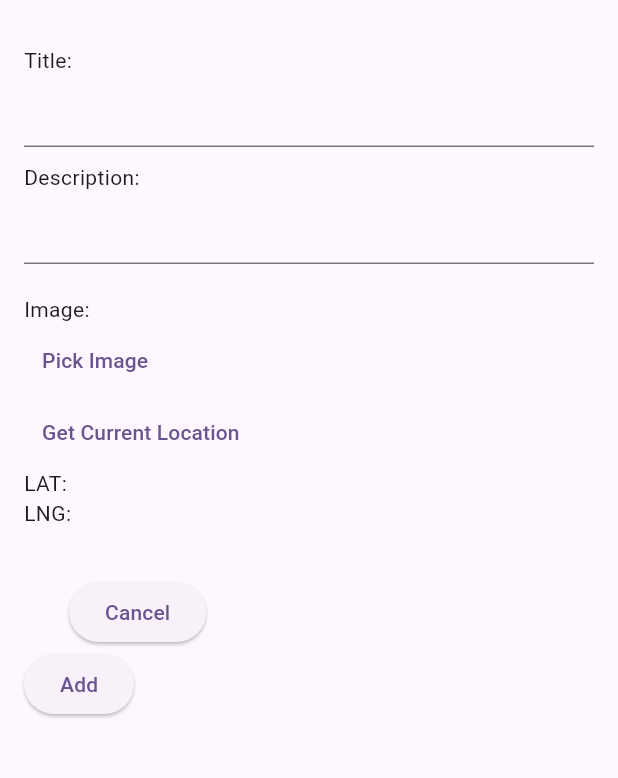
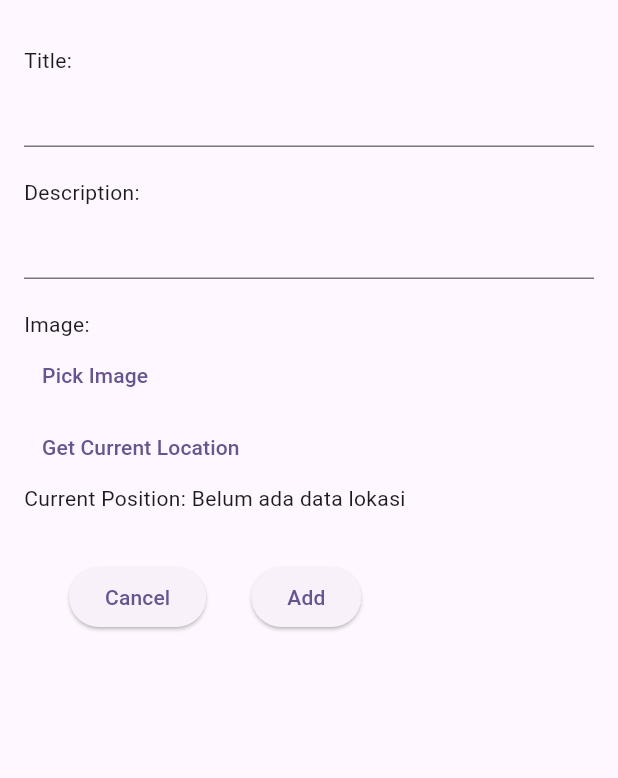
Before and after one commit to fariskyzaky/notes, a Flutter app: the screen it shows after launch, after a tap on the "add" icon, on a phone screen of 412 x 824 dp, the part 63-841 px from its top. Run offline on Flutter 3.47's test engine with Material 3 defaults, Android fonts, the phone set to English and light mode, and no system bars; our stand-ins replace cached_network_image, cloud_firestore, firebase_core, firebase_storage, geolocator, google_maps_flutter and 1 more; missing offline and left inert: flutter_config; accounts and stored records are empty.

Commit message:
PickImage for Web AND GoogleMaps

```diff
--- a/lib/main.dart
+++ b/lib/main.dart
@@ -1,5 +1,9 @@
+import 'dart:io';
+
 import 'package:firebase_core/firebase_core.dart';
+import 'package:flutter/foundation.dart';
 import 'package:flutter/material.dart';
+import 'package:flutter_config/flutter_config.dart';
 import 'package:notes/firebase_options.dart';
 import 'package:notes/screens/note_list_screen.dart';
 
@@ -8,6 +12,9 @@ void main() async {
   await Firebase.initializeApp(
     options: DefaultFirebaseOptions.currentPlatform,
   );
+  if (!kIsWeb && (Platform.isAndroid || Platform.isIOS)) {
+    await FlutterConfig.loadEnvVariables();
+  }
   runApp(const MyApp());
 }
 
--- a/lib/screens/note_edit_screen.dart
+++ b/lib/screens/note_edit_screen.dart
@@ -1,5 +1,6 @@
 import 'dart:io';
 
+import 'package:cached_network_image/cached_network_image.dart';
 import 'package:flutter/foundation.dart';
 import 'package:flutter/material.dart';
 import 'package:flutter/widgets.dart';
@@ -20,7 +21,9 @@ class NoteEditScreen extends StatefulWidget {
 class _NoteEditScreenState extends State<NoteEditScreen> {
   final TextEditingController _titleController = TextEditingController();
   final TextEditingController _descriptionController = TextEditingController();
-  File? _imageFile;
+  double? _latitude;
+  double? _longitude;
+  XFile? _imageFile;
   Position? _currentPosition;
 
   @override
@@ -29,15 +32,18 @@ class _NoteEditScreenState extends State<NoteEditScreen> {
     if (widget.note != null) {
       _titleController.text = widget.note!.title;
       _descriptionController.text = widget.note!.description;
+      _latitude = widget.note?.latitude;
+      _longitude = widget.note?.longitude;
     }
   }
 
   Future<void> _pickImage() async {
     final pickedFile =
         await ImagePicker().pickImage(source: ImageSource.gallery);
+
     if (pickedFile != null) {
       setState(() {
-        _imageFile = File(pickedFile.path);
+        _imageFile = pickedFile;
       });
     }
   }
@@ -48,6 +54,8 @@ class _NoteEditScreenState extends State<NoteEditScreen> {
     setState(() {
       _currentPosition = currentPosition;
       // _currentAddress = currentAddress;
+      _latitude = currentPosition?.latitude;
+      _longitude = currentPosition?.longitude;
     });
   }
 
@@ -71,31 +79,53 @@ class _NoteEditScreenState extends State<NoteEditScreen> {
                 controller: _titleController,
               ),
               const Padding(
-                padding: const EdgeInsets.only(top: 10),
+                padding: EdgeInsets.only(top: 20),
                 child: Text(
                   'Description: ',
-                  textAlign: TextAlign.start,
                 ),
               ),
               TextField(
                 controller: _descriptionController,
               ),
               const Padding(
-                padding: const EdgeInsets.only(top: 20),
-                child: Text(
-                  'Image: ',
-                ),
+                padding: EdgeInsets.only(top: 20),
+                child: Text('Image: '),
               ),
               _imageFile != null
                   ? AspectRatio(
                       aspectRatio: 16 / 9,
-                      child: Image.file(_imageFile!, fit: BoxFit.cover),
+                      child: kIsWeb
+                          ? CachedNetworkImage(
+                              imageUrl: _imageFile!.path,
+                              fit: BoxFit.cover,
+                              placeholder: (context, url) => const Center(
+                                child: CircularProgressIndicator(),
+                              ),
+                              errorWidget: (context, url, error) =>
+                                  const Center(
+                                child: Icon(Icons.error),
+                              ),
+                            )
+                          : Image.file(
+                              File(_imageFile!.path),
+                              fit: BoxFit.cover,
+                            ),
                     )
                   : (widget.note?.imageUrl != null &&
                           Uri.parse(widget.note!.imageUrl!).isAbsolute
                       ? AspectRatio(
                           aspectRatio: 16 / 9,
-                          child: Image.file(_imageFile!, fit: BoxFit.cover))
+                          child: CachedNetworkImage(
+                            imageUrl: widget.note!.imageUrl!,
+                            fit: BoxFit.cover,
+                            placeholder: (context, url) => const Center(
+                              child: CircularProgressIndicator(),
+                            ),
+                            errorWidget: (context, url, error) => const Center(
+                              child: Icon(Icons.error),
+                            ),
+                          ),
+                        )
                       : Container()),
               TextButton(
                 onPressed: _pickImage,
@@ -105,14 +135,18 @@ class _NoteEditScreenState extends State<NoteEditScreen> {
                 onPressed: _pickLocation,
                 child: const Text('Get Current Location'),
               ),
-              Text('LAT: ${_currentPosition?.latitude ?? ""}'),
-              Text('LNG: ${_currentPosition?.longitude ?? ""}'),
+              Text(
+                'Current Position: ${_latitude != null && _longitude != null ? '$_latitude, $_longitude' : 'Belum ada data lokasi'}',
+                textAlign: TextAlign.start,
+              ),
+
               // Text('ADDRESS: ${_currentAddress ?? ""}'),
 
               const SizedBox(
                 height: 32.0,
               ),
-
+              Row(
+                children: [
                   Padding(
                     padding: const EdgeInsets.symmetric(
                         horizontal: 30), //--> Mengatur jarak antar tombol
@@ -137,8 +171,8 @@ class _NoteEditScreenState extends State<NoteEditScreen> {
                         title: _titleController.text,
                         description: _descriptionController.text,
                         imageUrl: imageUrl,
-                      latitude: _currentPosition?.latitude,
-                      longitude: _currentPosition?.longitude,
+                        latitude: _latitude,
+                        longitude: _longitude,
                         createdAt: widget.note?.createdAt,
                       );
 
@@ -150,7 +184,10 @@ class _NoteEditScreenState extends State<NoteEditScreen> {
                             .whenComplete(() => Navigator.of(context).pop());
                       }
                     },
-                  child: Text(widget.note == null ? 'Add' : 'Update'))
+                    child: Text(widget.note == null ? 'Add' : 'Update'),
+                  ),
+                ],
+              ),
             ],
           ),
         ),
--- a/pubspec.yaml
+++ b/pubspec.yaml
@@ -43,6 +43,9 @@ dependencies:
   geocoding: ^3.0.0     #<-- Berfungsi untuk menampilkan lokasi saat ini
   geolocator: ^12.0.0   #<-- Berfungsi untuk mengambil address (longitude & lattitude)
   url_launcher: ^6.2.6
+  cached_network_image: ^3.3.1
+  google_maps_flutter: ^2.6.1
+  flutter_config: ^2.0.2
 
 dev_dependencies:
   flutter_test:
```
Also changed, not shown: lib/screens/google_maps_screen.dart (added, +78 -0 lines), lib/screens/note_list_screen.dart (+27 -6 lines), lib/services/note_service.dart (+18 -8 lines), lib/widgets/note_dialog.dart (+79 -38 lines), pubspec.lock, 6 other files. Lines whose indentation alone changed are shown as unchanged.
